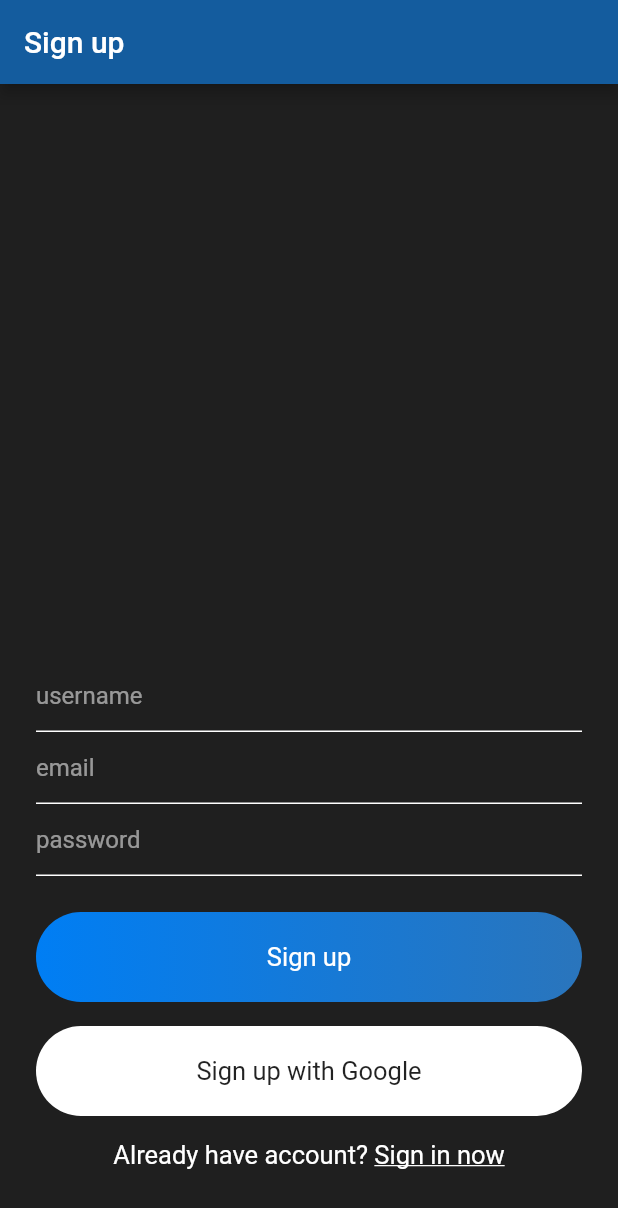
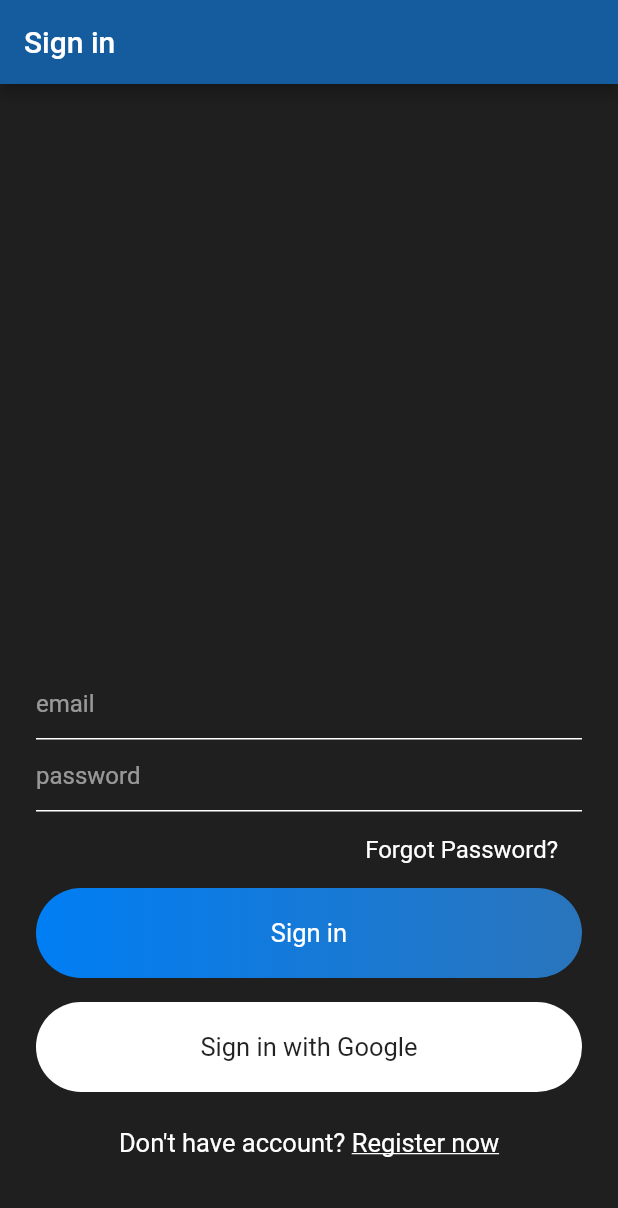
Before and after one commit to wsacha/TaskManager, a Flutter app: the screen it shows after launch, on a phone screen of 412 x 824 dp. Shown: the top 1208 px of the screen. Run offline on Flutter 3.47's test engine with Material 2 defaults, Android fonts, the phone set to English and light mode, and no system bars; our stand-ins replace firebase_auth, firebase_core; accounts and stored records are empty.

Commit message:
Added Sign up and Logout options

```diff
--- a/lib/main.dart
+++ b/lib/main.dart
@@ -1,6 +1,5 @@
 import 'package:flutter/material.dart';
-import 'package:task_manager/views/signin.dart';
-import 'package:task_manager/views/signup.dart';
+import 'package:task_manager/utils/authenticate.dart';
 import 'package:firebase_core/firebase_core.dart';
 
 void main() async {
@@ -22,7 +21,7 @@ class MyApp extends StatelessWidget {
           scaffoldBackgroundColor: Color(0xff1F1F1F),
           primarySwatch: Colors.blue,
           visualDensity: VisualDensity.adaptivePlatformDensity),
-      home: SignUp(),
+      home: Authenticate(),
     );
   }
 }
--- /dev/null
+++ b/lib/utils/authenticate.dart
@@ -0,0 +1,29 @@
+import 'package:flutter/material.dart';
+import 'package:task_manager/views/signin.dart';
+import 'package:task_manager/views/signup.dart';
+
+class Authenticate extends StatefulWidget {
+  Authenticate({Key key}) : super(key: key);
+
+  @override
+  _AuthenticateState createState() => _AuthenticateState();
+}
+
+class _AuthenticateState extends State<Authenticate> {
+  bool showSignIn = true;
+
+  void toggleView() {
+    setState(() {
+      showSignIn = !showSignIn;
+    });
+  }
+
+  @override
+  Widget build(BuildContext context) {
+    if (showSignIn) {
+      return SignIn(toggleView);
+    } else {
+      return SignUp(toggleView);
+    }
+  }
+}
--- a/lib/views/signin.dart
+++ b/lib/views/signin.dart
@@ -2,7 +2,8 @@ import 'package:flutter/material.dart';
 import 'package:task_manager/widgets/widget.dart';
 
 class SignIn extends StatefulWidget {
-  SignIn({Key key}) : super(key: key);
+  final Function toggle;
+  SignIn(this.toggle);
 
   @override
   _SignInState createState() => _SignInState();
@@ -36,8 +37,7 @@ class _SignInState extends State<SignIn> {
                   Container(
                     alignment: Alignment.centerRight,
                     child: Container(
-                      padding:
-                          EdgeInsets.symmetric(horizontal: 16, vertical: 8),
+                      padding: EdgeInsets.symmetric(horizontal: 16, vertical: 8),
                       child: Text(
                         'Forgot Password?',
                         style: simpleTextStyle(),
@@ -52,10 +52,8 @@ class _SignInState extends State<SignIn> {
                     width: MediaQuery.of(context).size.width,
                     padding: EdgeInsets.symmetric(vertical: 20),
                     decoration: BoxDecoration(
-                        gradient: LinearGradient(colors: [
-                          const Color(0xff007EF4),
-                          const Color(0xff2A75BC)
-                        ]),
+                        gradient: LinearGradient(
+                            colors: [const Color(0xff007EF4), const Color(0xff2A75BC)]),
                         borderRadius: BorderRadius.circular(30)),
                     child: Text(
                       'Sign in',
@@ -69,9 +67,8 @@ class _SignInState extends State<SignIn> {
                     alignment: Alignment.center,
                     width: MediaQuery.of(context).size.width,
                     padding: EdgeInsets.symmetric(vertical: 20),
-                    decoration: BoxDecoration(
-                        color: Colors.white,
-                        borderRadius: BorderRadius.circular(30)),
+                    decoration:
+                        BoxDecoration(color: Colors.white, borderRadius: BorderRadius.circular(30)),
                     child: Text(
                       'Sign in with Google',
                       style: TextStyle(color: Colors.black87, fontSize: 17),
@@ -87,12 +84,20 @@ class _SignInState extends State<SignIn> {
                         "Don't have account? ",
                         style: mediumTextStyle(),
                       ),
-                      Text(
-                        'Register now',
-                        style: TextStyle(
-                            color: Colors.white,
-                            fontSize: 17,
-                            decoration: TextDecoration.underline),
+                      GestureDetector(
+                        onTap: () {
+                          widget.toggle();
+                        },
+                        child: Container(
+                          padding: EdgeInsets.symmetric(vertical: 8),
+                          child: Text(
+                            'Register now',
+                            style: TextStyle(
+                                color: Colors.white,
+                                fontSize: 17,
+                                decoration: TextDecoration.underline),
+                          ),
+                        ),
                       )
                     ],
                   ),
--- a/lib/views/signup.dart
+++ b/lib/views/signup.dart
@@ -4,7 +4,8 @@ import 'package:task_manager/views/home.dart';
 import 'package:task_manager/widgets/widget.dart';
 
 class SignUp extends StatefulWidget {
-  SignUp({Key key}) : super(key: key);
+  final Function toggle;
+  SignUp(this.toggle);
 
   @override
   _SignUpState createState() => _SignUpState();
@@ -30,7 +31,7 @@ class _SignUpState extends State<SignUp> {
           .then((val) {
         print("${val.uid}");
 
-        Navigator.pushReplacement(context, MaterialPageRoute(builder: (context) => HomeUser()));
+        Navigator.pushReplacement(context, MaterialPageRoute(builder: (context) => HomeRoom()));
       });
     }
   }
@@ -136,12 +137,20 @@ class _SignUpState extends State<SignUp> {
                             "Already have account? ",
                             style: mediumTextStyle(),
                           ),
-                          Text(
-                            'Sign in now',
-                            style: TextStyle(
-                                color: Colors.white,
-                                fontSize: 17,
-                                decoration: TextDecoration.underline),
+                          GestureDetector(
+                            onTap: () {
+                              widget.toggle();
+                            },
+                            child: Container(
+                              padding: EdgeInsets.symmetric(vertical: 8),
+                              child: Text(
+                                'Sign in now',
+                                style: TextStyle(
+                                    color: Colors.white,
+                                    fontSize: 17,
+                                    decoration: TextDecoration.underline),
+                              ),
+                            ),
                           )
                         ],
                       ),
```
Also changed, not shown: lib/views/home.dart (+27 -5 lines).
